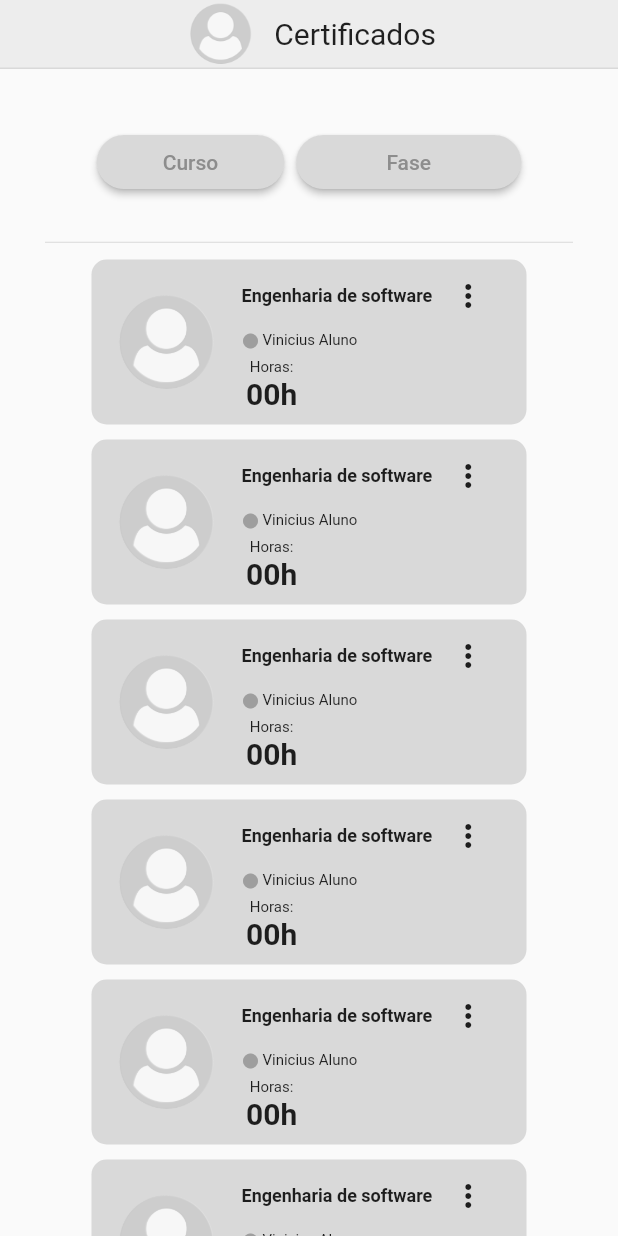
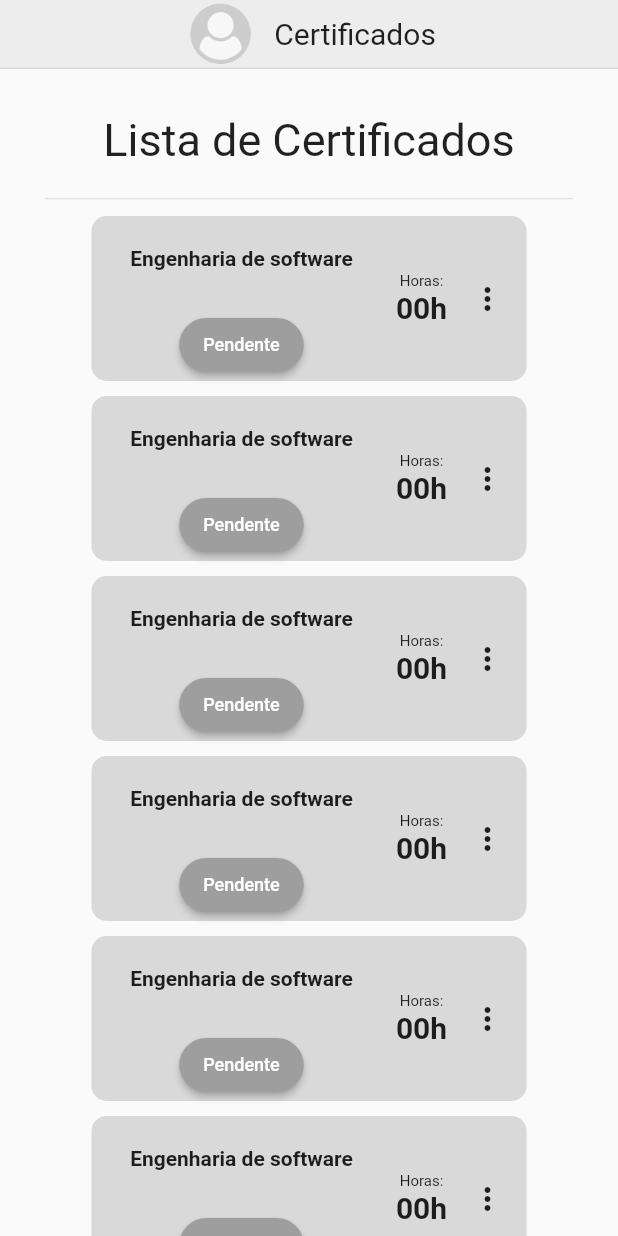
Before and after one commit to LaraGastaldi/PAC-04-mobile-app, a Flutter app: the screen it shows after launch, after a tap on "Entrar", on a phone screen of 412 x 824 dp. Run offline on Flutter 3.47's test engine with Material 2 defaults, Android fonts, the phone set to English and light mode, and no system bars; our stand-ins replace firebase_core; accounts and stored records are empty.

Commit message:
adicionando tela usuario e ajustes

```diff
--- a/lib/view/login.dart
+++ b/lib/view/login.dart
@@ -1,6 +1,7 @@
 import 'package:flutter/material.dart';
 
 import 'evaluatorScreen.dart';
+import 'studantScreen.dart';
 
 
 
@@ -32,7 +33,7 @@ class TelaLogin extends StatelessWidget  {
       onPressed: () {
         Navigator.push(
         context,
-        MaterialPageRoute(builder: (context) => ListCertificatesEvaluator()),
+        MaterialPageRoute(builder: (context) => ListCertificatesStudant()),
       );
       },
       child: Text('Entrar'),
--- /dev/null
+++ b/lib/view/studantScreen.dart
@@ -0,0 +1,126 @@
+import 'package:flutter/material.dart';
+
+class ListCertificatesStudant extends StatelessWidget {
+  @override
+  Widget build(BuildContext context) {
+    ButtonStyle GetButtonStyle() {
+      return ButtonStyle(
+          backgroundColor: MaterialStatePropertyAll<Color>(
+              Color.fromARGB(255, 217, 217, 217)),
+          shape: MaterialStateProperty.all<RoundedRectangleBorder>(
+              RoundedRectangleBorder(
+                  borderRadius: BorderRadius.circular(18.0))));
+    }
+
+    Container GetCertificateRegister() {
+      return Container(
+        width: 290,
+        height: 110,
+        margin: EdgeInsets.only(top: 10),
+        decoration: BoxDecoration(
+            color: Color.fromARGB(255, 217, 217, 217),
+            borderRadius: BorderRadius.circular(10)),
+        child: Row(
+          children: [
+            Container(
+                margin: EdgeInsets.all(20),
+                width: 160,
+                child: Column(
+                  children: [
+                    Text("Engenharia de software",
+                        style: TextStyle(
+                            fontSize: 14, fontWeight: FontWeight.bold)),
+                    SizedBox(height: 26),
+                    ElevatedButton(
+                      style: ButtonStyle(
+                          backgroundColor:
+                              MaterialStatePropertyAll<Color>(Colors.grey),
+                          shape:
+                              MaterialStateProperty.all<RoundedRectangleBorder>(
+                                  RoundedRectangleBorder(
+                            borderRadius: BorderRadius.circular(18.0),
+                          ))),
+                      child: Text(
+                        'Pendente',
+                        style: TextStyle(fontSize: 12.0),
+                      ),
+                      onPressed: () {},
+                    ),
+                  ],
+                )),
+            Container(
+              width: 40,
+              child: Column(
+                mainAxisAlignment: MainAxisAlignment.center,
+                children: [
+                  Text("Horas:", style: TextStyle(fontSize: 10)),
+                  Text("00h",
+                      style:
+                          TextStyle(fontSize: 20, fontWeight: FontWeight.bold))
+                ],
+              ),
+            ),
+            IconButton(onPressed: () => {}, icon: Icon(Icons.more_vert))
+          ],
+        ),
+      );
+    }
+
+    return Scaffold(
+        body: SingleChildScrollView(
+      child: Container(
+        child: Column(children: <Widget>[
+          Container(
+              decoration: BoxDecoration(
+                  color: Color.fromARGB(100, 217, 217, 217),
+                  border: Border(
+                      bottom: BorderSide(
+                          color: Color.fromARGB(255, 217, 217, 217)))),
+              child: Row(
+                mainAxisAlignment: MainAxisAlignment.center,
+                children: [
+                  SizedBox(
+                      height: 45.0,
+                      child: Image.asset("assets/images/user_image.png",
+                          fit: BoxFit.contain)),
+                  SizedBox(width: 10),
+                  const Text(
+                    "Certificados",
+                    style: TextStyle(fontSize: 20),
+                  )
+                ],
+              )),
+          SizedBox(height: 30),
+          Row(
+            mainAxisAlignment: MainAxisAlignment.center,
+            children: [
+              Container(
+                  child: Text(
+                'Lista de Certificados',
+                style: TextStyle(fontSize: 30),
+              )),
+            ],
+          ),
+          SizedBox(height: 20),
+          Divider(
+              height: 3,
+              color: Color.fromARGB(255, 217, 217, 217),
+              indent: 30,
+              endIndent: 30),
+          Container(
+              child: Column(
+            children: [
+              GetCertificateRegister(),
+              GetCertificateRegister(),
+              GetCertificateRegister(),
+              GetCertificateRegister(),
+              GetCertificateRegister(),
+              GetCertificateRegister(),
+              GetCertificateRegister(),
+            ],
+          ))
+        ]),
+      ),
+    ));
+  }
+}
```
